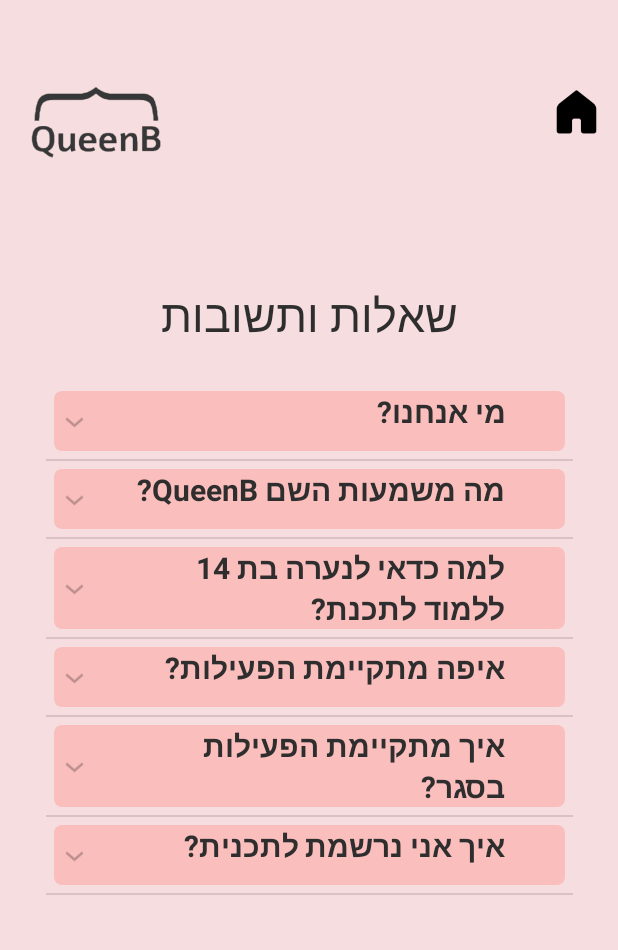
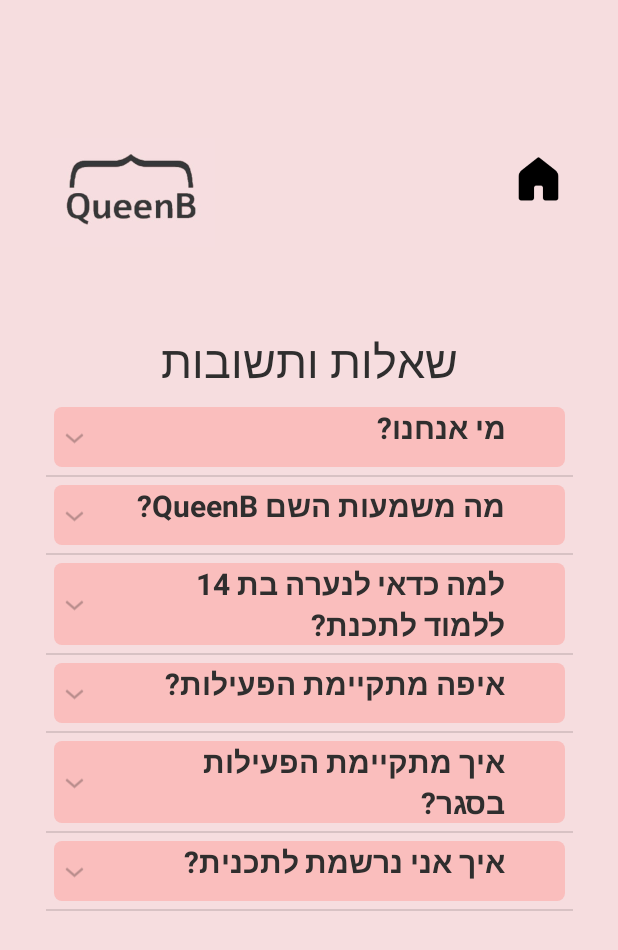
Before and after one commit to adiUngerGit/QueenB1.0, an Android app: the FAQActivity screen opened directly, with no data from a screen before it, on a phone screen of 412 x 824 dp. Shown: the top 950 px of the screen. Run offline under Robolectric (Android 15) with nearby library versions, the phone set to English and light mode, and no system bars; Roboto replaces fonts that are not available here.

Commit message:
edit home bar in faq page

```diff
--- a/app/src/main/res/layout/activity_f_a_q.xml
+++ b/app/src/main/res/layout/activity_f_a_q.xml
@@ -9,9 +9,12 @@
 
     <androidx.constraintlayout.widget.ConstraintLayout
         android:id="@+id/constraintLayout"
-        android:layout_width="match_parent"
-        android:layout_height="wrap_content"
+        android:layout_width="363dp"
+        android:layout_height="76dp"
+        android:layout_marginTop="32dp"
         app:layout_constraintBottom_toTopOf="@+id/constraintLayout2"
+        app:layout_constraintEnd_toEndOf="parent"
+        app:layout_constraintHorizontal_bias="0.479"
         app:layout_constraintStart_toStartOf="parent"
         app:layout_constraintTop_toTopOf="parent">
 
@@ -39,14 +42,15 @@
 
     <androidx.constraintlayout.widget.ConstraintLayout
         android:id="@+id/constraintLayout2"
-        android:layout_width="407dp"
-        android:layout_height="611dp"
+        android:layout_width="398dp"
+        android:layout_height="545dp"
         app:layout_constraintBottom_toBottomOf="parent"
         app:layout_constraintEnd_toEndOf="parent"
         app:layout_constraintHorizontal_bias="0.5"
         app:layout_constraintStart_toStartOf="parent"
         app:layout_constraintTop_toBottomOf="@+id/constraintLayout"
         app:layout_constraintVertical_bias="0.741">
+
 
         <TextView
             android:id="@+id/f_a_q_title"
@@ -59,10 +63,8 @@
             android:textSize="30dp"
             app:layout_constraintBottom_toTopOf="@+id/eTV"
             app:layout_constraintEnd_toEndOf="parent"
-            app:layout_constraintHorizontal_bias="0.5"
             app:layout_constraintStart_toStartOf="parent"
             app:layout_constraintTop_toTopOf="parent" />
-
 
         <ExpandableListView
             android:id="@+id/eTV"
```
